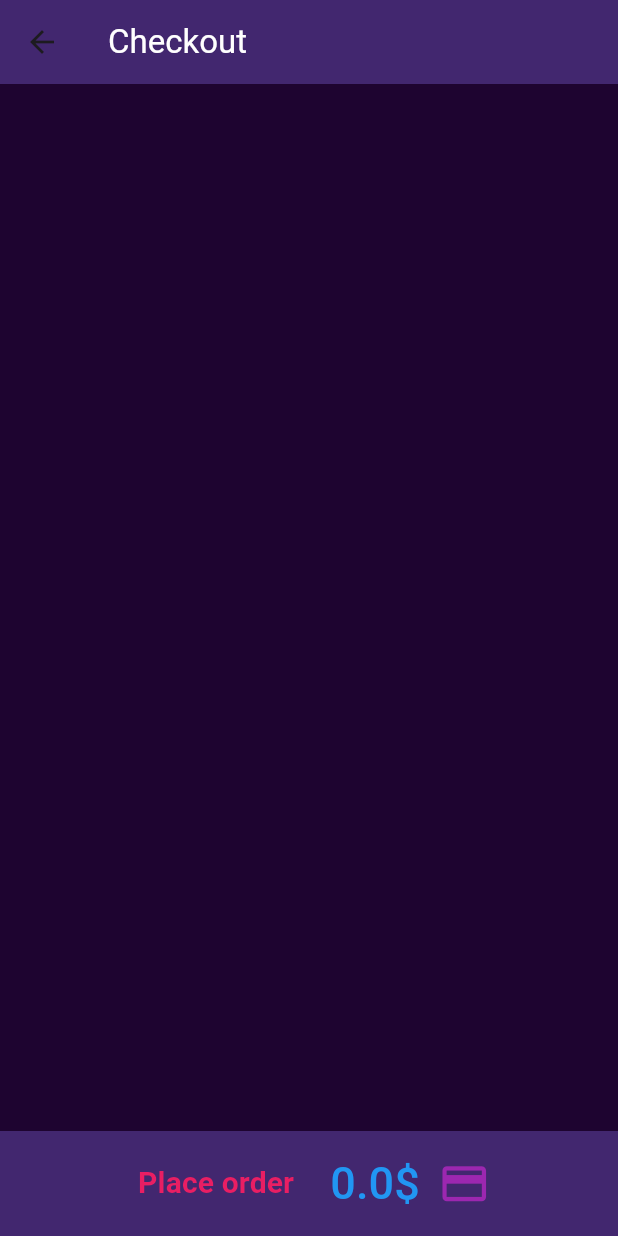
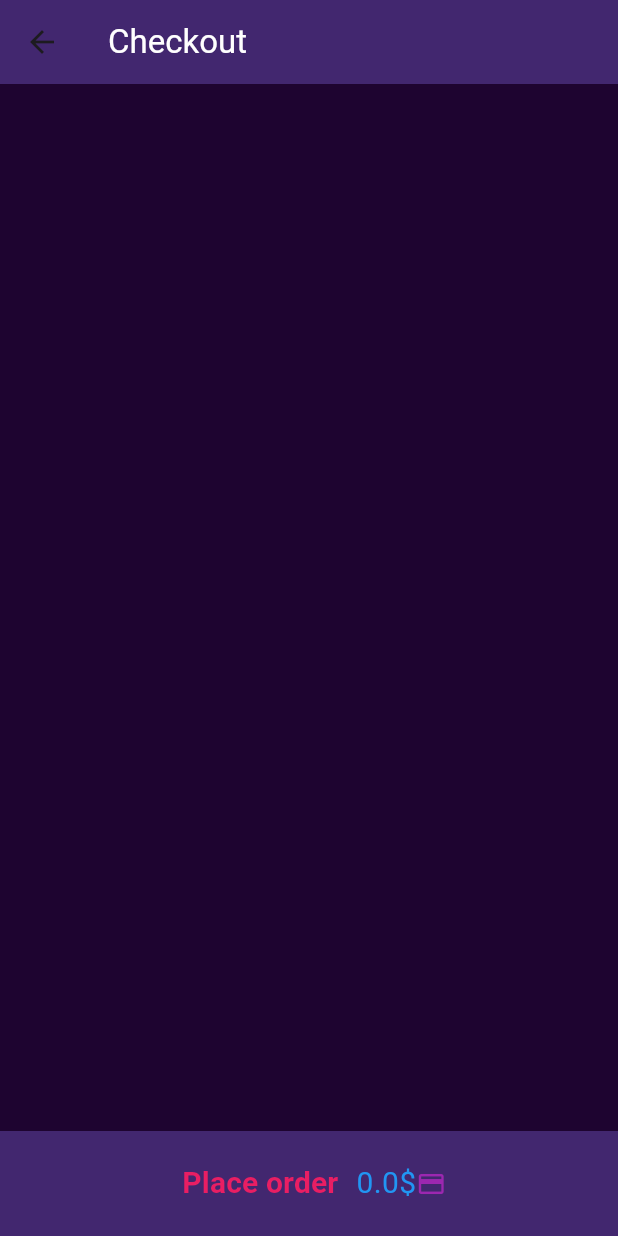
Before and after one commit to farawayyyy/Abood-Mart, a Flutter app: the Checkout screen opened directly, on a phone screen of 412 x 824 dp. Run offline on Flutter 3.47's test engine with Material 3 defaults, Android fonts, the phone set to English and light mode, and no system bars.

Commit message:
third commit

```diff
--- a/lib/models/cart.dart
+++ b/lib/models/cart.dart
@@ -3,7 +3,7 @@ import './items.dart';
 
 class Cart with ChangeNotifier {
   List<Item> _Items = [];
-  double _price = 0.0;
+  double _price = 0;
   void add(Item item) {
     _Items.add(item);
     _price += item.price;
--- a/lib/pages/checkout.dart
+++ b/lib/pages/checkout.dart
@@ -66,19 +66,16 @@ class _CheckoutState extends State<Checkout> {
                             color: Colors.pink),
                       )),
                   Consumer<Cart>(builder: (context, cart, child) {
-                    return TextButton(
-                      onPressed: () {},
-                      child: Text(
-                        '${cart.totalprice}\$',
-                        style: TextStyle(fontSize: 30, color: Colors.blue),
-                      ),
+                    return Text(
+                      '${cart.totalprice}\$',
+                      style: TextStyle(fontSize: 20, color: Colors.blue),
                     );
                   }),
                   Container(
                       padding: EdgeInsets.only(right: 5),
                       child: Icon(
                         Icons.credit_card,
-                        size: 35,
+                        size: 20,
                         color: Colors.purple,
                       )),
                 ],
--- a/lib/pages/mart.dart
+++ b/lib/pages/mart.dart
@@ -28,7 +28,7 @@ class _HomeState extends State<Mart> {
                 color: Colors.white,
               ),
               Padding(
-                  padding: const EdgeInsets.all(8.0),
+                  padding: const EdgeInsets.all(10),
                   child: Consumer<Cart>(builder: (context, cart, child) {
                     return Text(
                       '${cart.count}',
```
Also changed, not shown: lib/models/items.dart (+22 -22 lines), pubspec.yaml (+9 -1 lines), images/icon.png (added), pubspec.lock, 29 other files.
